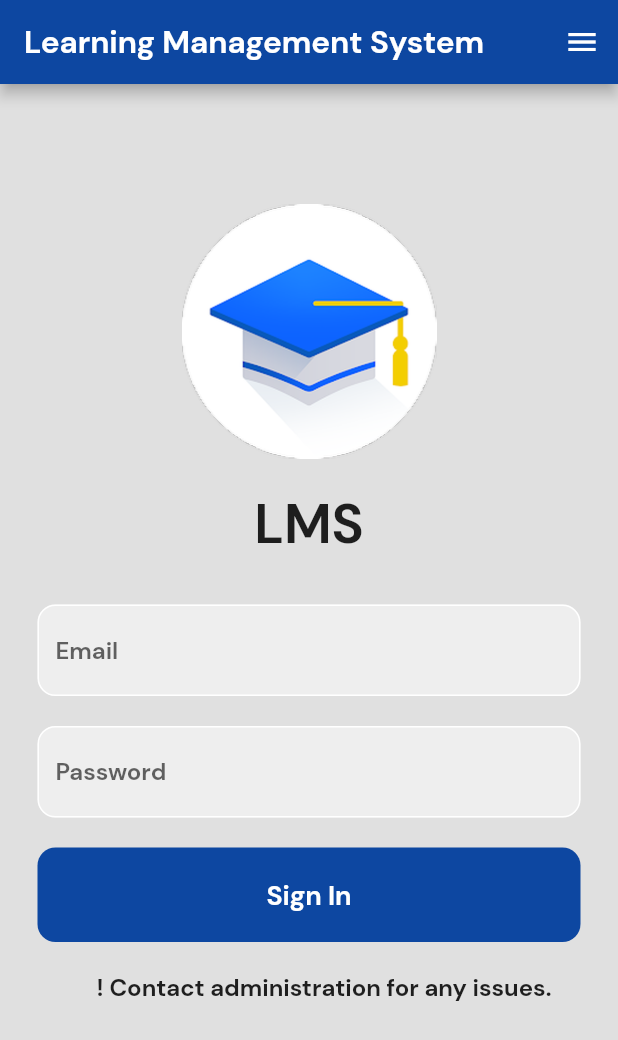
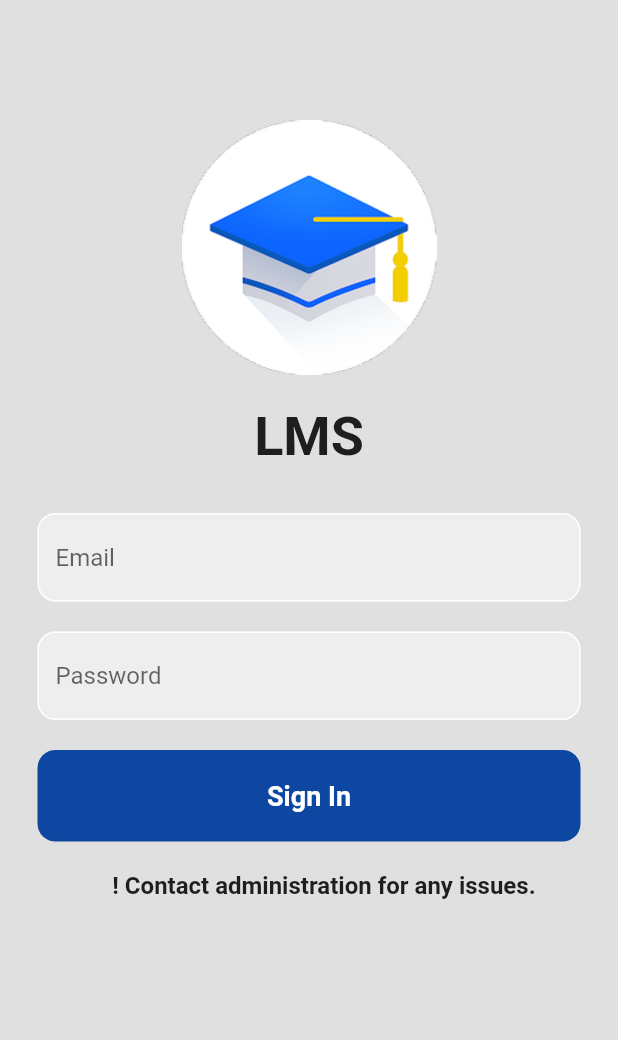
Before and after one commit to Ashen-Shaminda/LMS, a Flutter app: the screen it shows after launch, on a phone screen of 412 x 824 dp. Shown: the top 1040 px of the screen. Run offline on Flutter 3.47's test engine with Material 2 defaults, Android fonts, the light colour scheme and no system bars; our stand-ins replace firebase_auth, firebase_core, persistent_bottom_nav_bar; missing offline and left inert: flutter_clean_calendar; accounts and stored records are empty.

Commit message:
Added sign in.

```diff
--- a/lib/home_page.dart
+++ b/lib/home_page.dart
@@ -0,0 +1,39 @@
+import 'package:flutter/material.dart';
+
+import 'drawer.dart';
+import 'navbar.dart';
+
+class HomePage extends StatefulWidget {
+  const HomePage({Key? key}) : super(key: key);
+
+  @override
+  State<HomePage> createState() => _HomePageState();
+}
+
+class _HomePageState extends State<HomePage> {
+  @override
+  Widget build(BuildContext context) {
+    return  MaterialApp(
+
+      theme: ThemeData(
+        primaryColor: Colors.white70,
+        primaryColorDark: Colors.white70,
+        fontFamily: 'DMSans',
+      ),
+      home: SafeArea(
+        top: false,
+        child: Scaffold(
+          appBar: AppBar(
+            backgroundColor: Colors.blue.shade900,
+            title: const Text(
+              "Learning Management System",
+              style: TextStyle(fontSize: 21),
+            ),
+          ),
+          endDrawer: const DrawerWidget(),
+          body: BottomNavbar(),
+        ),
+      ),
+    );
+  }
+}
--- a/lib/main.dart
+++ b/lib/main.dart
@@ -2,7 +2,8 @@ import 'package:firebase_core/firebase_core.dart';
 import 'package:flutter/cupertino.dart';
 import 'package:flutter/material.dart';
 import 'package:lms/drawer.dart';
-import 'package:lms/login/login_page.dart';
+import 'package:lms/home_page.dart';
+import 'package:lms/main_page.dart';
 import 'package:lms/navbar.dart';
 
 void main() async {
@@ -27,25 +28,7 @@ class MyApp extends StatelessWidget {
   Widget build(BuildContext context) {
     return MaterialApp(
       debugShowCheckedModeBanner: false,
-      theme: ThemeData(
-        primaryColor: Colors.white70,
-        primaryColorDark: Colors.white70,
-        fontFamily: 'DMSans',
-      ),
-      home: SafeArea(
-        top: false,
-        child: Scaffold(
-          appBar: AppBar(
-            backgroundColor: Colors.blue.shade900,
-            title: const Text(
-              "Learning Management System",
-              style: TextStyle(fontSize: 21),
-            ),
-          ),
-          endDrawer: const DrawerWidget(),
-          body:LoginPage(),
-        ),
-      ),
+      home: MainPage(),
     );
   }
 }
--- a/lib/main_page.dart
+++ b/lib/main_page.dart
@@ -1,6 +1,8 @@
 import 'package:firebase_auth/firebase_auth.dart';
 import 'package:flutter/material.dart';
-// import 'package:test_project/login_page.dart';
+import 'package:lms/login/login_page.dart';
+
+import 'home_page.dart';
 // import 'package:test_project/main.dart';
 //
 // import 'home_page.dart';
```
